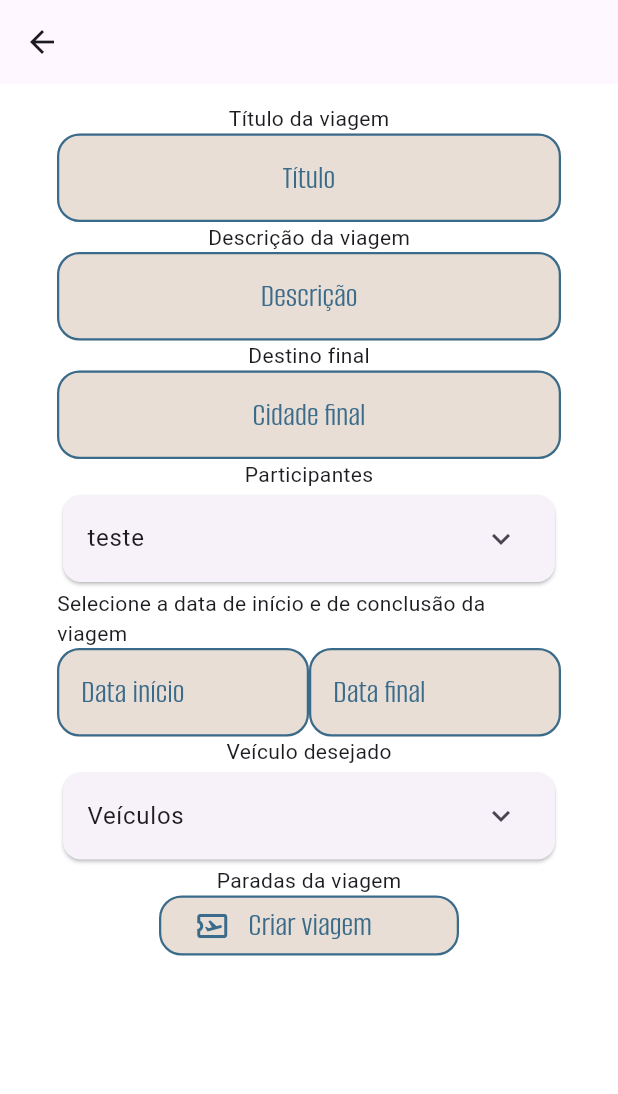
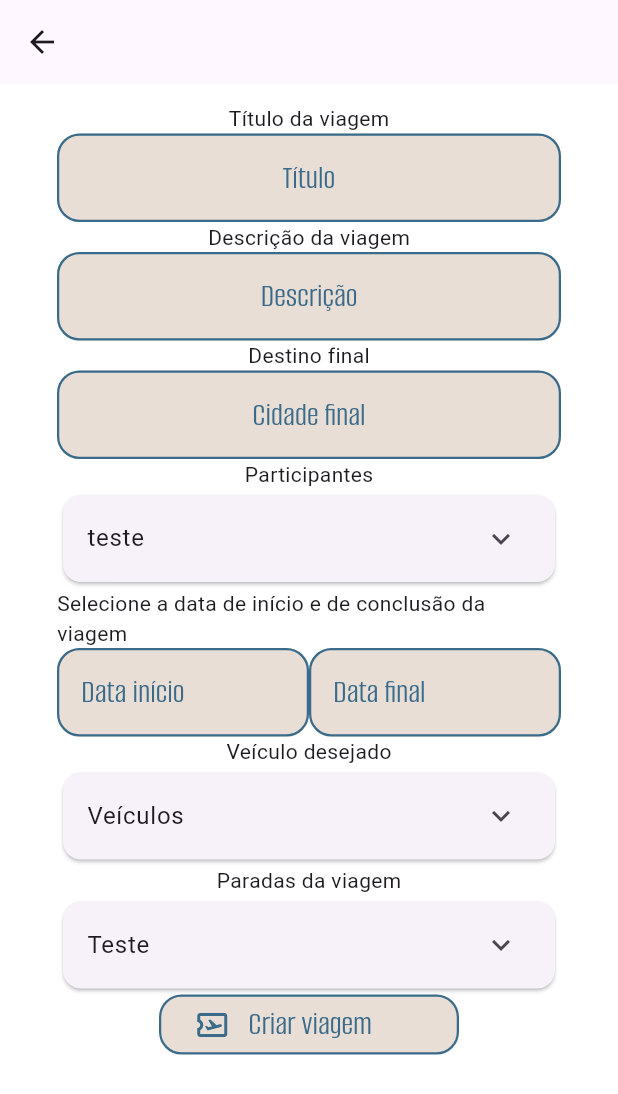
Before and after one commit to rafinha-as-br/TravelMaker, a Flutter app: the CreateTravelScreen screen opened by its route, on a phone screen of 412 x 824 dp. Shown: the top 1094 px of the screen. Run offline on Flutter 3.47's test engine with Material 3 defaults, Android fonts, the phone set to English and light mode, and no system bars; our stand-ins replace geocoding, geolocator, image_picker, shared_preferences, sqflite; missing offline and left inert: country_flags, dart:ffi; accounts and stored records are empty.

Commit message:
Feat 2 - Travel creation form 1/4

```diff
--- /dev/null
+++ b/travelmakerapp/devtools_options.yaml
@@ -0,0 +1,3 @@
+description: This file stores settings for Dart & Flutter DevTools.
+documentation: https://docs.flutter.dev/tools/devtools/extensions#configure-extension-enablement-states
+extensions:
--- a/travelmakerapp/lib/main.dart
+++ b/travelmakerapp/lib/main.dart
@@ -1,4 +1,6 @@
 import 'package:flutter/material.dart';
+import 'package:travelmakerapp/presentation/modules/travelForm/stopForm.dart';
+import 'package:travelmakerapp/presentation/modules/travelForm/travelForm.dart';
 import 'package:travelmakerapp/presentation/page/createTravelScreen.dart';
 import 'package:travelmakerapp/presentation/page/homeScreen.dart';
 import 'package:travelmakerapp/presentation/page/startScreen.dart';
@@ -66,7 +68,9 @@ class myApp extends StatelessWidget {
         CreateTravelScreen.routeName: (context) => CreateTravelScreen(),
         StopScreen.routeName: (context) => StopScreen(),
         UserConfigScreen.routeName : (context) => UserConfigScreen(),
-        TestScreen.routeName : (context) => TestScreen()
+        TestScreen.routeName : (context) => TestScreen(),
+        TravelForm.routeName : (context) => TravelForm(),
+        Stopform.routeName : (context) =>  Stopform()
       },
     );
   }
--- a/travelmakerapp/lib/presentation/modules/travelForm/travelForm.dart
+++ b/travelmakerapp/lib/presentation/modules/travelForm/travelForm.dart
@@ -2,16 +2,16 @@ import 'package:flutter/material.dart';
 import 'package:provider/provider.dart';
 import 'package:travelmakerapp/presentation/modules/buttons/customButton.dart';
 import 'package:travelmakerapp/presentation/modules/travelForm/travelDesiredVehicles.dart';
-import 'package:travelmakerapp/presentation/modules/travelForm/travelParticipants.dart';
+import 'package:travelmakerapp/presentation/modules/travelForm/travelParticipantsExpansionTile.dart';
+import 'package:travelmakerapp/presentation/modules/travelForm/travelStopDialog.dart';
 import 'package:travelmakerapp/usecase/dates/getDate.dart';
-
-import '../../../l10n/app_localizations.dart';
 import '../../../usecase/Themes/getTheme.dart';
 import '../../provider/createTravelProvider.dart';
 import '../inputDecoration.dart';
 
 class TravelForm extends StatelessWidget {
   TravelForm({super.key});
+  static const routeName = '/travelForm';
 
   final _formKey = GlobalKey<FormState>();
   final travelTitle = TextEditingController();
@@ -113,7 +113,7 @@ class TravelForm extends StatelessWidget {
                 child: Column(
                   children: [
                     Text('Participantes'),
-                    TravelParticipants(),
+                    TravelParticipantsDialog(),
                   ],
                 ),
               ),
@@ -156,8 +156,6 @@ class TravelForm extends StatelessWidget {
               ),
 
               // desired vehicle selector (same as participants but with inkwell)
-
-
               Container(
                 child: Column(
                   children: [
@@ -172,7 +170,7 @@ class TravelForm extends StatelessWidget {
                 child: Column(
                   children: [
                     Text('Paradas da viagem'),
-
+                    TravelStopExpansionTile(),
                   ],
                 ),
               ),
@@ -194,16 +192,3 @@ class TravelForm extends StatelessWidget {
     );
   }
 }
-
-Future<void> selectDate(BuildContext context, TextEditingController date) async{
-  DateTime? selectedDate = await showDatePicker(
-      context: context,
-      initialDate: getDate(),
-      firstDate: getDate(),
-      lastDate: DateTime(2026)
-  );
-  if(selectedDate != null){
-    date.text = selectedDate.toString();
-  }
-
-}
--- a/travelmakerapp/lib/presentation/modules/travelForm/travelParticipants.dart
+++ b/travelmakerapp/lib/presentation/modules/travelForm/travelParticipantsExpansionTile.dart
@@ -3,8 +3,8 @@ import 'package:travelmakerapp/presentation/modules/buttons/customButton.dart';
 import 'package:travelmakerapp/presentation/modules/travelForm/TravelParticipantsListForm.dart';
 import 'package:travelmakerapp/presentation/modules/travelForm/addParticipantDialog.dart';
 
-class TravelParticipants extends StatelessWidget {
-  const TravelParticipants({super.key});
+class TravelParticipantsDialog extends StatelessWidget {
+  const TravelParticipantsDialog({super.key});
 
   @override
   Widget build(BuildContext context) {
--- /dev/null
+++ b/travelmakerapp/lib/presentation/modules/travelForm/travelStopDialog.dart
@@ -0,0 +1,44 @@
+import 'package:flutter/material.dart';
+import 'package:travelmakerapp/presentation/modules/buttons/customButton.dart';
+import 'package:travelmakerapp/presentation/modules/travelForm/stopForm.dart';
+
+class TravelStopExpansionTile extends StatelessWidget {
+  const TravelStopExpansionTile({super.key});
+
+  @override
+  Widget build(BuildContext context) {
+    return Card(
+      child: ExpansionTile(
+          title: Text('Teste'),
+        children: [
+          Padding(
+            padding: const EdgeInsets.symmetric(horizontal: 15, vertical: 10),
+            child: Column(
+              children: [
+                // stop lists
+
+
+                // add stopButton (goes and open another page)
+                Row(
+                  children: [
+                    Expanded(
+                        child: Button1(
+                            onTap: (){
+                              Navigator.pushNamed(context, Stopform.routeName);
+                            },
+                            text: "Adicionar uma nova parada",
+                            icon: Icons.flag)
+                    )
+                  ],
+                )
+
+
+
+              ],
+            ),
+          ),
+        ],
+      ),
+    );
+  }
+}
```
Also changed, not shown: travelmakerapp/lib/presentation/modules/travelForm/stopForm.dart (added, +44 -0 lines), 2 other files.
